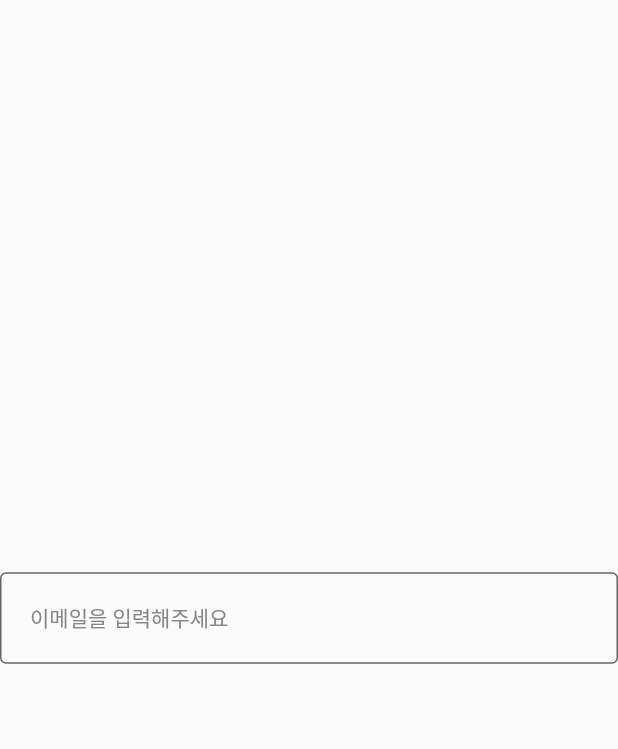
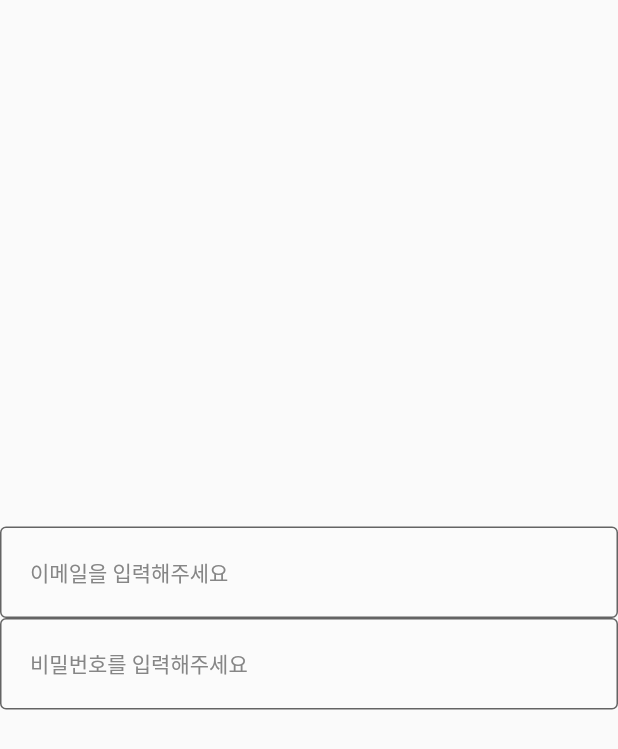
Before and after one commit to so0ng0970/flutter_level_2, a Flutter app: the screen it shows after launch, on a phone screen of 412 x 824 dp. Shown: the top 749 px of the screen. Run offline on Flutter 3.47's test engine with Material 2 defaults, Android fonts, the phone set to English and light mode, and no system bars.

Commit message:
CustomTextFormField

```diff
--- a/lib/main.dart
+++ b/lib/main.dart
@@ -16,10 +16,15 @@ class _MyApp extends StatelessWidget {
       home: Scaffold(
         body: Column(
           mainAxisAlignment: MainAxisAlignment.center,
-          children: const [
+          children: [
             CustomTextFormField(
-              onchanged: null,
+              onchanged: (String value) {},
               hintText: '이메일을 입력해주세요',
+            ),
+            CustomTextFormField(
+              onchanged: (String value) {},
+              obscureText: true,
+              hintText: '비밀번호를 입력해주세요',
             ),
           ],
         ),
```
